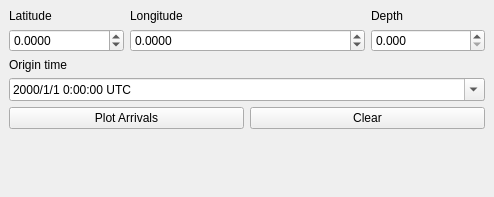
Before: the Qt Designer form isp/resources/designer_uis/EventInfoDockWidget.ui in ProjectISP/ISP, drawn with Qt 5.
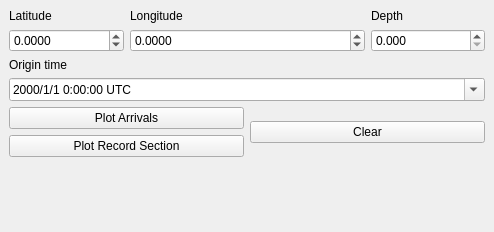
After: the same form once the commit is applied.

Commit message: Improved Plot Record Section and adding plotting parameters plus phases list

Patch:
```diff
--- a/isp/resources/designer_uis/EventInfoDockWidget.ui
+++ b/isp/resources/designer_uis/EventInfoDockWidget.ui
@@ -7,7 +7,7 @@
     <x>0</x>
     <y>0</y>
     <width>494</width>
-    <height>197</height>
+    <height>232</height>
    </rect>
   </property>
   <property name="sizePolicy">
@@ -30,6 +30,42 @@
   </property>
   <widget class="QWidget" name="dockWidgetContents">
    <layout class="QGridLayout" name="gridLayout">
+    <item row="1" column="3">
+     <widget class="QDoubleSpinBox" name="depthDsb">
+      <property name="decimals">
+       <number>3</number>
+      </property>
+      <property name="maximum">
+       <double>800.000000000000000</double>
+      </property>
+     </widget>
+    </item>
+    <item row="0" column="1" colspan="2">
+     <widget class="QLabel" name="label_2">
+      <property name="sizePolicy">
+       <sizepolicy hsizetype="Maximum" vsizetype="Preferred">
+        <horstretch>0</horstretch>
+        <verstretch>0</verstretch>
+       </sizepolicy>
+      </property>
+      <property name="text">
+       <string>Longitude</string>
+      </property>
+     </widget>
+    </item>
+    <item row="6" column="0" colspan="4">
+     <spacer name="verticalSpacer">
+      <property name="orientation">
+       <enum>Qt::Vertical</enum>
+      </property>
+      <property name="sizeHint" stdset="0">
+       <size>
+        <width>20</width>
+        <height>40</height>
+       </size>
+      </property>
+     </spacer>
+    </item>
     <item row="1" column="0">
      <widget class="QDoubleSpinBox" name="latitudeDsb">
       <property name="sizePolicy">
@@ -92,19 +128,6 @@
       </property>
      </widget>
     </item>
-    <item row="4" column="2" colspan="2">
-     <widget class="QPushButton" name="clearArrivalsBtn">
-      <property name="sizePolicy">
-       <sizepolicy hsizetype="Expanding" vsizetype="Fixed">
-        <horstretch>1</horstretch>
-        <verstretch>0</verstretch>
-       </sizepolicy>
-      </property>
-      <property name="text">
-       <string>Clear</string>
-      </property>
-     </widget>
-    </item>
     <item row="3" column="0" colspan="4">
      <widget class="QDateTimeEdit" name="originDateTimeEdit">
       <property name="sizePolicy">
@@ -133,19 +156,6 @@
       </property>
      </widget>
     </item>
-    <item row="0" column="1" colspan="2">
-     <widget class="QLabel" name="label_2">
-      <property name="sizePolicy">
-       <sizepolicy hsizetype="Maximum" vsizetype="Preferred">
-        <horstretch>0</horstretch>
-        <verstretch>0</verstretch>
-       </sizepolicy>
-      </property>
-      <property name="text">
-       <string>Longitude</string>
-      </property>
-     </widget>
-    </item>
     <item row="1" column="1" colspan="2">
      <widget class="QDoubleSpinBox" name="longitudeDsb">
       <property name="sizePolicy">
@@ -165,26 +175,23 @@
       </property>
      </widget>
     </item>
-    <item row="5" column="0" colspan="4">
-     <spacer name="verticalSpacer">
-      <property name="orientation">
-       <enum>Qt::Vertical</enum>
+    <item row="5" column="0" colspan="2">
+     <widget class="QPushButton" name="plotRecordSectionBtn">
+      <property name="text">
+       <string>Plot Record Section</string>
       </property>
-      <property name="sizeHint" stdset="0">
-       <size>
-        <width>20</width>
-        <height>40</height>
-       </size>
-      </property>
-     </spacer>
+     </widget>
     </item>
-    <item row="1" column="3">
-     <widget class="QDoubleSpinBox" name="depthDsb">
-      <property name="decimals">
-       <number>3</number>
+    <item row="4" column="2" rowspan="2" colspan="2">
+     <widget class="QPushButton" name="clearArrivalsBtn">
+      <property name="sizePolicy">
+       <sizepolicy hsizetype="Expanding" vsizetype="Fixed">
+        <horstretch>1</horstretch>
+        <verstretch>0</verstretch>
+       </sizepolicy>
       </property>
-      <property name="maximum">
-       <double>800.000000000000000</double>
+      <property name="text">
+       <string>Clear</string>
       </property>
      </widget>
     </item>
```
The commit also changes 6 other files.
